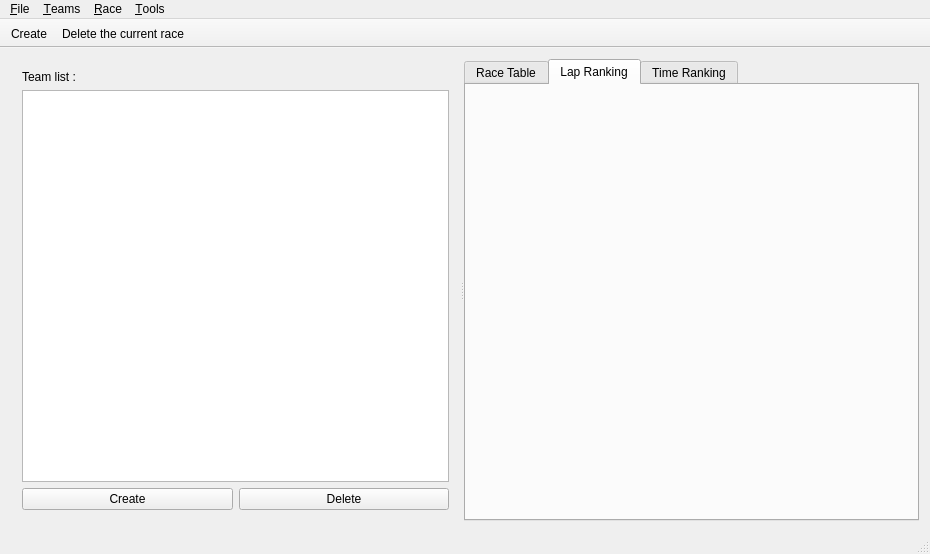
First picture: the form in MainWindow.ui, repository xaviermawet/MagneeCuistax2014, before the edit.
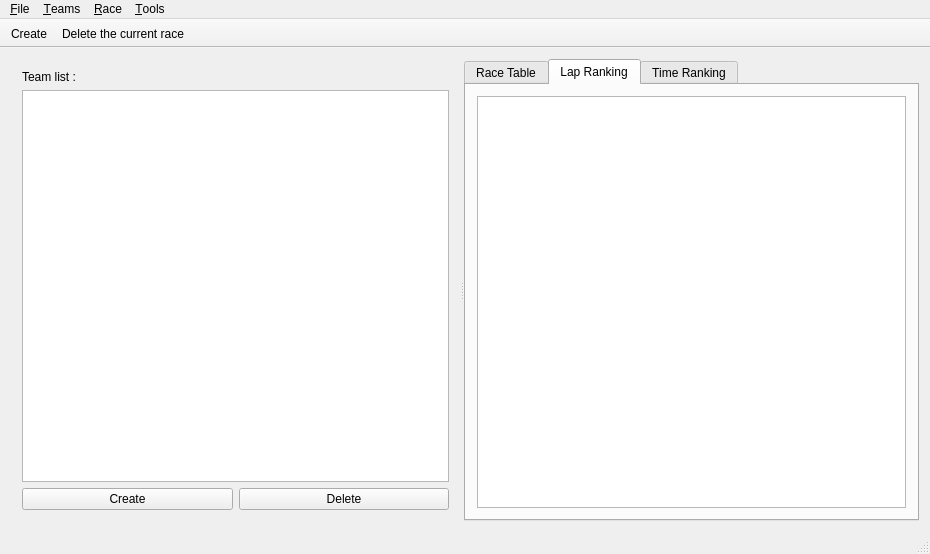
Second picture: the form after the edit. The open tabs and pages were chosen to show the change. Icons and pictures are not drawn. Custom widgets are drawn as their Qt base class.

Commit message: Added NTableView in LapRanking tab

Diff of the .ui file:
```diff
--- a/MainWindow.ui
+++ b/MainWindow.ui
@@ -128,6 +128,11 @@
         <attribute name="title">
          <string>Lap Ranking</string>
         </attribute>
+        <layout class="QVBoxLayout" name="verticalLayoutTabLapRanking">
+         <item>
+          <widget class="NTableView" name="tableViewLapRanking"/>
+         </item>
+        </layout>
        </widget>
        <widget class="QWidget" name="tabTimeRanking">
         <attribute name="title">
@@ -311,6 +316,11 @@
    <extends>QTableWidget</extends>
    <header location="global">NTableWidget.hpp</header>
   </customwidget>
+  <customwidget>
+   <class>NTableView</class>
+   <extends>QTableView</extends>
+   <header location="global">NTableView.hpp</header>
+  </customwidget>
  </customwidgets>
  <resources>
   <include location="Resources.qrc"/>
```
